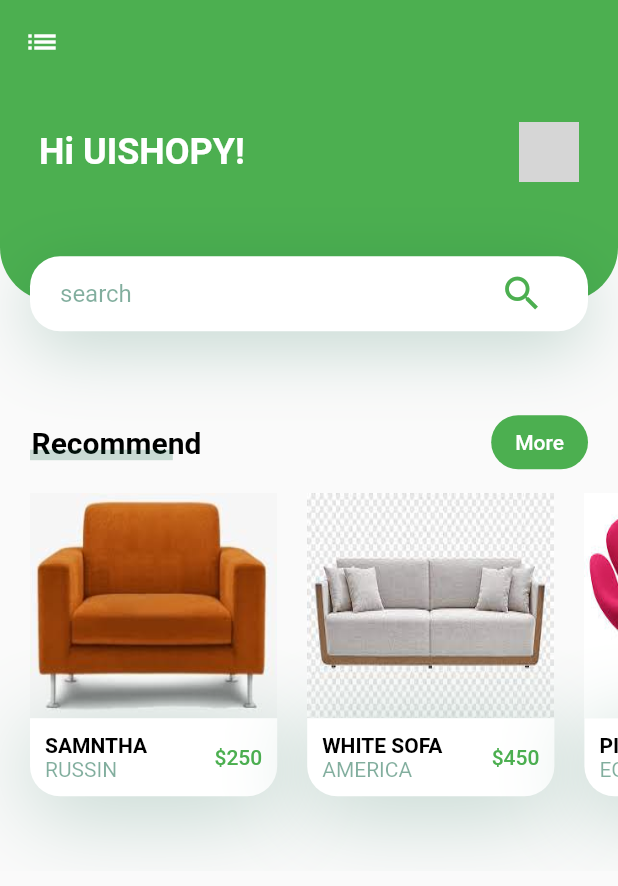
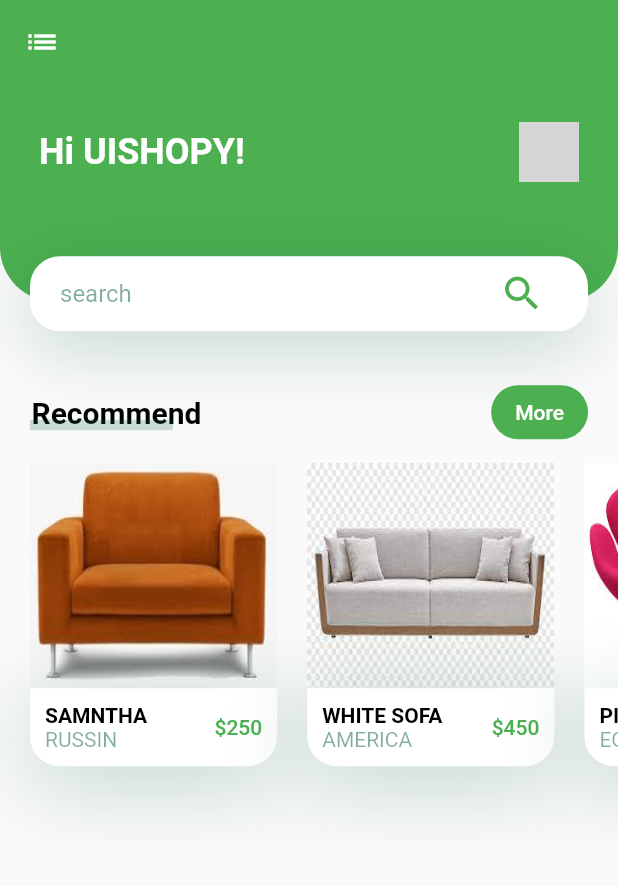
Before and after one commit to Tota6/FURNITURE-_APP, a Flutter app: the screen it shows after launch, on a phone screen of 412 x 824 dp. Shown: the top 886 px of the screen. Run offline on Flutter 3.47's test engine with Material 2 defaults, Android fonts, the phone set to English and light mode, and no system bars; network calls fail; grey boxes are pictures that could not be loaded.

Commit message:
we decrese the padding to formate the form

```diff
--- a/lib/header_with_searchbar.dart
+++ b/lib/header_with_searchbar.dart
@@ -13,7 +13,7 @@ class HeaderWithSearchBar extends StatelessWidget {
   Widget build(BuildContext context) {
     return Container(
       height: size.height * 0.2,
-      margin: const EdgeInsets.only(bottom: kDefultPadding * 2.5),
+      margin: const EdgeInsets.only(bottom: kDefultPadding * 1.5),
       child: Stack(
         children: [
           Container(
```
